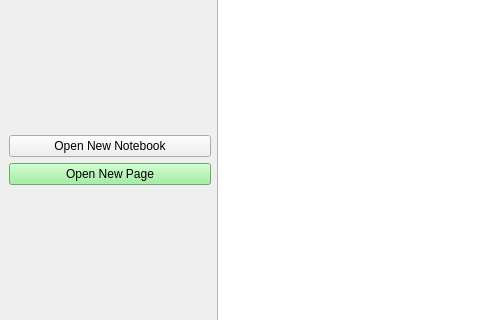
First picture: the form in src/ui/MainWindow.ui, repository spineda2019/notelib, before the edit; both pictures show x 0 to 480 and y 81 to 401 of the 1034 by 834 pixel window.
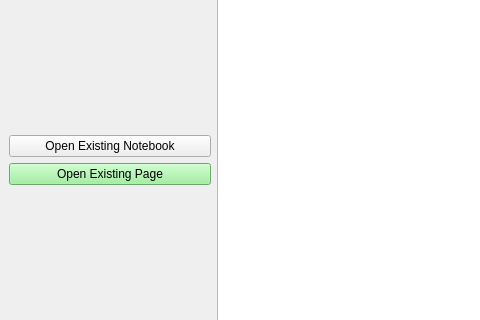
Second picture: the form after the edit.

Commit message: buttons renamed from prior commit

The edit to the form file:
```diff
--- a/src/ui/MainWindow.ui
+++ b/src/ui/MainWindow.ui
@@ -52,7 +52,7 @@
         <item>
          <widget class="QPushButton" name="open_new_notebook_button_">
           <property name="text">
-           <string>Open New Notebook</string>
+           <string>Open Existing Notebook</string>
           </property>
          </widget>
         </item>
@@ -62,7 +62,7 @@
            <string notr="true">background-color: rgb(144, 238, 144);</string>
           </property>
           <property name="text">
-           <string>Open New Page</string>
+           <string>Open Existing Page</string>
           </property>
          </widget>
         </item>
```
Left out of the diff: 4 changed lines with no effect on the pictures.
